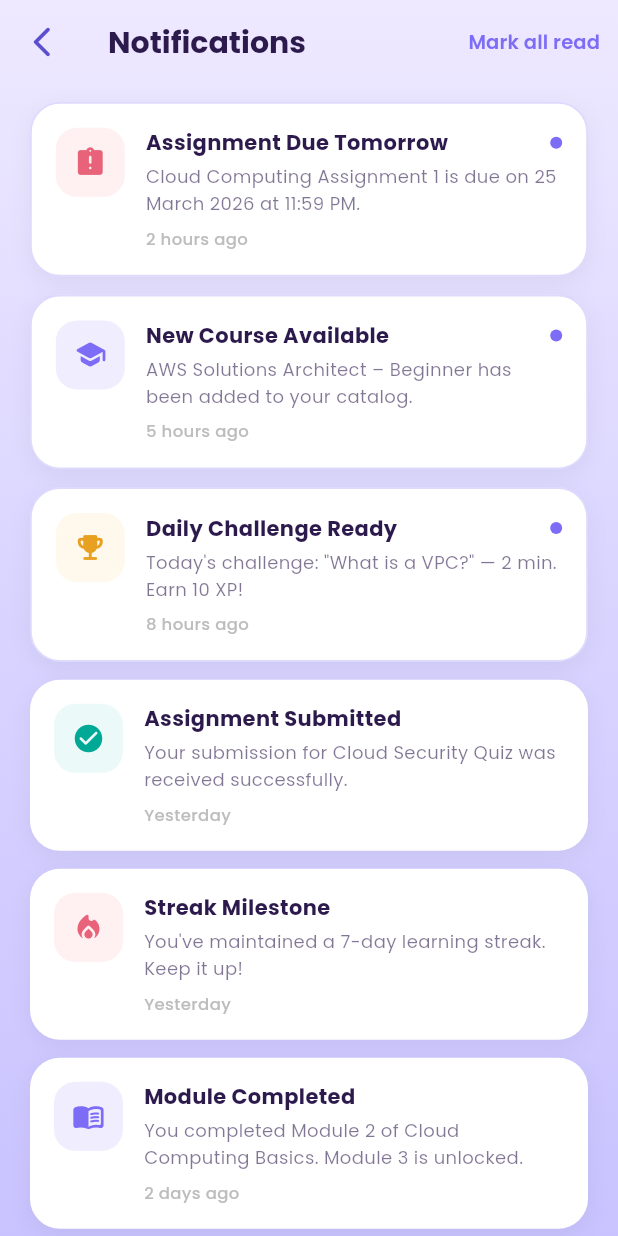
After one commit to kalviumcommunity/S84_CloudLearn_Mobile_App_CloudCoders, a Flutter app: the NotificationsScreen screen opened directly, on a phone screen of 412 x 824 dp. The commit adds this screen. Run offline on Flutter 3.47's test engine with Material 3 defaults, Android fonts, the phone set to English and light mode, and no system bars; our stand-ins replace cloud_firestore, file_picker, firebase_auth, firebase_core, firebase_storage, fl_chart and 2 more; accounts and stored records are empty.

Commit message:
feat: add notifications screen with fake data, wire bell icon to open it

```diff
--- /dev/null
+++ b/flut/lib/screens/notifications_screen.dart
@@ -0,0 +1,372 @@
+import 'package:flutter/material.dart';
+import 'package:google_fonts/google_fonts.dart';
+
+const _kPurple = Color(0xFF7C6CF6);
+const _kDeep = Color(0xFF2D1A4D);
+
+class _NotificationItem {
+  const _NotificationItem({
+    required this.title,
+    required this.body,
+    required this.time,
+    required this.icon,
+    required this.iconBg,
+    required this.iconColor,
+    this.isRead = false,
+  });
+
+  final String title;
+  final String body;
+  final String time;
+  final IconData icon;
+  final Color iconBg;
+  final Color iconColor;
+  final bool isRead;
+}
+
+class NotificationsScreen extends StatefulWidget {
+  const NotificationsScreen({super.key});
+
+  @override
+  State<NotificationsScreen> createState() => _NotificationsScreenState();
+}
+
+class _NotificationsScreenState extends State<NotificationsScreen>
+    with SingleTickerProviderStateMixin {
+  late final AnimationController _fadeCtrl;
+  late final Animation<double> _fadeAnim;
+
+  final List<_NotificationItem> _notifications = [
+    const _NotificationItem(
+      title: 'Assignment Due Tomorrow',
+      body: 'Cloud Computing Assignment 1 is due on 25 March 2026 at 11:59 PM.',
+      time: '2 hours ago',
+      icon: Icons.assignment_late_rounded,
+      iconBg: Color(0xFFFFF0F2),
+      iconColor: Color(0xFFE8637A),
+    ),
+    const _NotificationItem(
+      title: 'New Course Available',
+      body: 'AWS Solutions Architect – Beginner has been added to your catalog.',
+      time: '5 hours ago',
+      icon: Icons.school_rounded,
+      iconBg: Color(0xFFF0EDFF),
+      iconColor: _kPurple,
+    ),
+    const _NotificationItem(
+      title: 'Daily Challenge Ready',
+      body: 'Today\'s challenge: "What is a VPC?" — 2 min. Earn 10 XP!',
+      time: '8 hours ago',
+      icon: Icons.emoji_events_rounded,
+      iconBg: Color(0xFFFFF8EC),
+      iconColor: Color(0xFFE8A020),
+    ),
+    const _NotificationItem(
+      title: 'Assignment Submitted',
+      body: 'Your submission for Cloud Security Quiz was received successfully.',
+      time: 'Yesterday',
+      icon: Icons.check_circle_rounded,
+      iconBg: Color(0xFFEBFAF8),
+      iconColor: Color(0xFF00A896),
+      isRead: true,
+    ),
+    const _NotificationItem(
+      title: 'Streak Milestone',
+      body: 'You\'ve maintained a 7-day learning streak. Keep it up!',
+      time: 'Yesterday',
+      icon: Icons.local_fire_department_rounded,
+      iconBg: Color(0xFFFFF0F2),
+      iconColor: Color(0xFFE8637A),
+      isRead: true,
+    ),
+    const _NotificationItem(
+      title: 'Module Completed',
+      body: 'You completed Module 2 of Cloud Computing Basics. Module 3 is unlocked.',
+      time: '2 days ago',
+      icon: Icons.menu_book_rounded,
+      iconBg: Color(0xFFF0EDFF),
+      iconColor: _kPurple,
+      isRead: true,
+    ),
+    const _NotificationItem(
+      title: 'Weekly Progress Report',
+      body: 'You studied 4.5 hours this week and completed 2 assignments.',
+      time: '3 days ago',
+      icon: Icons.auto_graph_rounded,
+      iconBg: Color(0xFFEBFAF8),
+      iconColor: Color(0xFF00A896),
+      isRead: true,
+    ),
+  ];
+
+  @override
+  void initState() {
+    super.initState();
+    _fadeCtrl = AnimationController(
+      vsync: this,
+      duration: const Duration(milliseconds: 500),
+    )..forward();
+    _fadeAnim = CurvedAnimation(parent: _fadeCtrl, curve: Curves.easeOut);
+  }
+
+  @override
+  void dispose() {
+    _fadeCtrl.dispose();
+    super.dispose();
+  }
+
+  void _markAllRead() {
+    setState(() {
+      // In a real app this would update Firestore
+    });
+    ScaffoldMessenger.of(context).showSnackBar(
+      const SnackBar(content: Text('All notifications marked as read.')),
+    );
+  }
+
+  @override
+  Widget build(BuildContext context) {
+    final unread = _notifications.where((n) => !n.isRead).length;
+
+    return Scaffold(
+      extendBodyBehindAppBar: true,
+      appBar: AppBar(
+        backgroundColor: Colors.transparent,
+        elevation: 0,
+        surfaceTintColor: Colors.transparent,
+        leading: IconButton(
+          icon: const Icon(Icons.arrow_back_ios_new_rounded,
+              color: Color(0xFF5A4FCF)),
+          onPressed: () => Navigator.of(context).pop(),
+        ),
+        title: Text(
+          'Notifications',
+          style: GoogleFonts.poppins(
+            fontWeight: FontWeight.w700,
+            fontSize: 20,
+            color: _kDeep,
+          ),
+        ),
+        actions: [
+          if (unread > 0)
+            TextButton(
+              onPressed: _markAllRead,
+              child: Text(
+                'Mark all read',
+                style: GoogleFonts.poppins(
+                  color: _kPurple,
+                  fontWeight: FontWeight.w600,
+                  fontSize: 13,
+                ),
+              ),
+            ),
+        ],
+      ),
+      body: DecoratedBox(
+        decoration: const BoxDecoration(
+          gradient: LinearGradient(
+            begin: Alignment.topCenter,
+            end: Alignment.bottomCenter,
+            colors: [Color(0xFFEEE9FF), Color(0xFFD9D4FF), Color(0xFFC9C3FF)],
+          ),
+        ),
+        child: SafeArea(
+          child: FadeTransition(
+            opacity: _fadeAnim,
+            child: _notifications.isEmpty
+                ? _EmptyState()
+                : ListView.separated(
+                    padding: const EdgeInsets.fromLTRB(20, 12, 20, 32),
+                    itemCount: _notifications.length,
+                    separatorBuilder: (_, __) => const SizedBox(height: 12),
+                    itemBuilder: (context, index) {
+                      return _NotificationCard(
+                        item: _notifications[index],
+                        delayMs: 40 * index,
+                      );
+                    },
+                  ),
+          ),
+        ),
+      ),
+    );
+  }
+}
+
+class _NotificationCard extends StatefulWidget {
+  const _NotificationCard({required this.item, required this.delayMs});
+  final _NotificationItem item;
+  final int delayMs;
+
+  @override
+  State<_NotificationCard> createState() => _NotificationCardState();
+}
+
+class _NotificationCardState extends State<_NotificationCard>
+    with SingleTickerProviderStateMixin {
+  late final AnimationController _ctrl;
+  late final Animation<double> _fade;
+  late final Animation<Offset> _slide;
+
+  @override
+  void initState() {
+    super.initState();
+    _ctrl = AnimationController(
+      vsync: this,
+      duration: const Duration(milliseconds: 400),
+    );
+    _fade = CurvedAnimation(parent: _ctrl, curve: Curves.easeOut);
+    _slide = Tween<Offset>(
+      begin: const Offset(0, 0.06),
+      end: Offset.zero,
+    ).animate(CurvedAnimation(parent: _ctrl, curve: Curves.easeOut));
+
+    Future.delayed(Duration(milliseconds: widget.delayMs), () {
+      if (mounted) _ctrl.forward();
+    });
+  }
+
+  @override
+  void dispose() {
+    _ctrl.dispose();
+    super.dispose();
+  }
+
+  @override
+  Widget build(BuildContext context) {
+    final item = widget.item;
+    return FadeTransition(
+      opacity: _fade,
+      child: SlideTransition(
+        position: _slide,
+        child: Container(
+          decoration: BoxDecoration(
+            color: Colors.white,
+            borderRadius: BorderRadius.circular(20),
+            border: item.isRead
+                ? null
+                : Border.all(color: _kPurple.withValues(alpha: 0.25), width: 1.2),
+            boxShadow: const [
+              BoxShadow(
+                color: Color(0x0D000000),
+                blurRadius: 12,
+                offset: Offset(0, 4),
+              ),
+            ],
+          ),
+          padding: const EdgeInsets.all(16),
+          child: Row(
+            crossAxisAlignment: CrossAxisAlignment.start,
+            children: [
+              Container(
+                width: 46,
+                height: 46,
+                decoration: BoxDecoration(
+                  color: item.iconBg,
+                  borderRadius: BorderRadius.circular(14),
+                ),
+                child: Icon(item.icon, color: item.iconColor, size: 22),
+              ),
+              const SizedBox(width: 14),
+              Expanded(
+                child: Column(
+                  crossAxisAlignment: CrossAxisAlignment.start,
+                  children: [
+                    Row(
+                      children: [
+                        Expanded(
+                          child: Text(
+                            item.title,
+                            style: GoogleFonts.poppins(
+                              fontSize: 14,
+                              fontWeight: FontWeight.w700,
+                              color: _kDeep,
+                            ),
+                          ),
+                        ),
+                        if (!item.isRead)
+                          Container(
+                            width: 8,
+                            height: 8,
+                            decoration: const BoxDecoration(
+                              color: _kPurple,
+                              shape: BoxShape.circle,
+                            ),
+                          ),
+                      ],
+                    ),
+                    const SizedBox(height: 4),
+                    Text(
+                      item.body,
+                      style: GoogleFonts.poppins(
+                        fontSize: 12,
+                        color: _kDeep.withValues(alpha: 0.6),
+                        height: 1.5,
+                      ),
+                    ),
+                    const SizedBox(height: 6),
+                    Text(
+                      item.time,
+                      style: GoogleFonts.poppins(
+                        fontSize: 11,
+                        color: const Color(0xFFBDBDBD),
+                        fontWeight: FontWeight.w500,
+                      ),
+                    ),
+                  ],
+                ),
+              ),
+            ],
+          ),
+        ),
+      ),
+    );
+  }
+}
+
+class _EmptyState extends StatelessWidget {
+  @override
+  Widget build(BuildContext context) {
+    return Center(
+      child: Column(
+        mainAxisSize: MainAxisSize.min,
+        children: [
+          Container(
+            width: 80,
+            height: 80,
+            decoration: BoxDecoration(
+              color: Colors.white,
+              shape: BoxShape.circle,
+              boxShadow: [
+                BoxShadow(
+                  color: _kPurple.withValues(alpha: 0.15),
+                  blurRadius: 20,
+                  offset: const Offset(0, 6),
+                ),
+              ],
+            ),
+            child: const Icon(Icons.notifications_off_rounded,
+                size: 38, color: _kPurple),
+          ),
+          const SizedBox(height: 20),
+          Text(
+            'No notifications yet',
+            style: GoogleFonts.poppins(
+              fontSize: 16,
+              fontWeight: FontWeight.w600,
+              color: _kDeep,
+            ),
+          ),
+          const SizedBox(height: 6),
+          Text(
+            'You\'re all caught up!',
+            style: GoogleFonts.poppins(
+              fontSize: 13,
+              color: _kDeep.withValues(alpha: 0.45),
+            ),
+          ),
+        ],
+      ),
+    );
+  }
+}
--- a/flut/lib/screens/student_home_screen.dart
+++ b/flut/lib/screens/student_home_screen.dart
@@ -6,6 +6,7 @@ import 'assignments_screen.dart';
 import 'progress_analytics_screen.dart';
 import 'profile_screen.dart';
 import 'my_courses_screen.dart';
+import 'notifications_screen.dart';
 
 // ── Shared constants ──────────────────────────────────────────────────────────
 const _kPurple = Color(0xFF6C5CE7);
@@ -149,8 +150,14 @@ class _StudentHomeScreenState extends State<StudentHomeScreen>
                     greeting: _greeting(),
                     userName: _userName,
                     notificationCount: _notificationCount,
-                    onNotificationTap: () =>
-                        setState(() => _notificationCount = 0),
+                    onNotificationTap: () {
+                        Navigator.of(context).push(
+                          MaterialPageRoute(
+                            builder: (_) => const NotificationsScreen(),
+                          ),
+                        );
+                        setState(() => _notificationCount = 0);
+                      },
                   ),
                   const SizedBox(height: 24),
 
```
